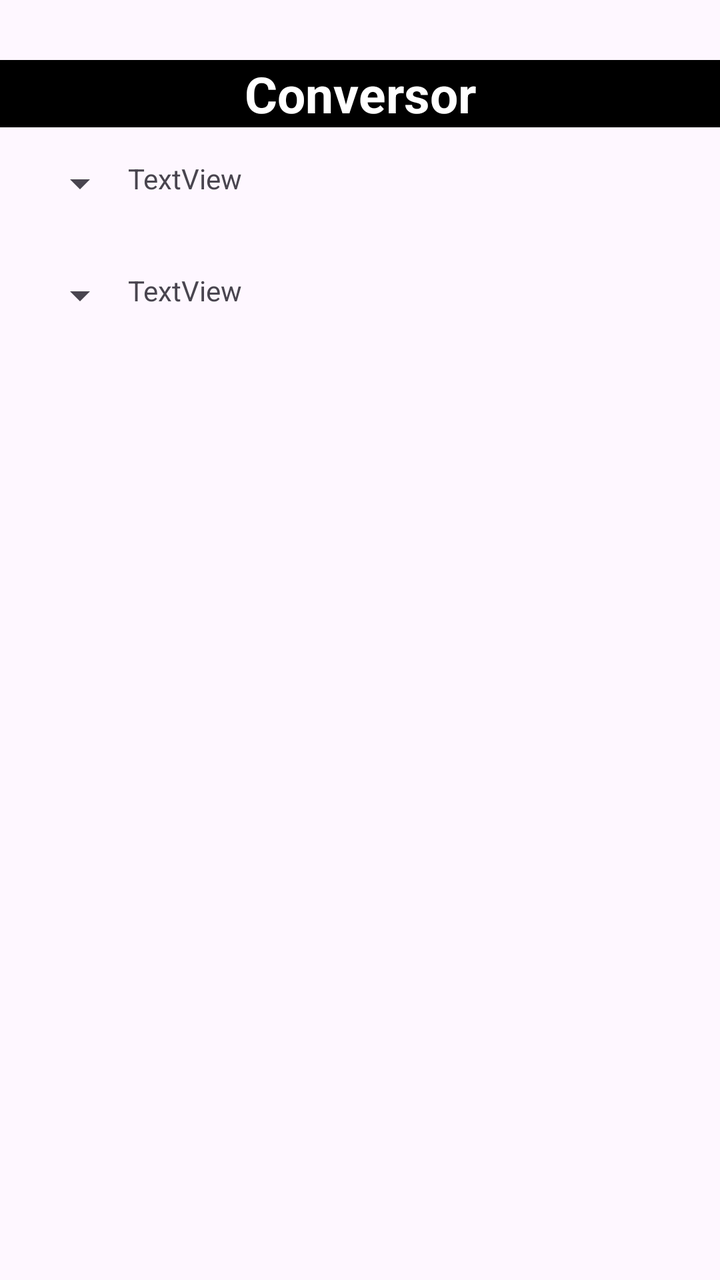
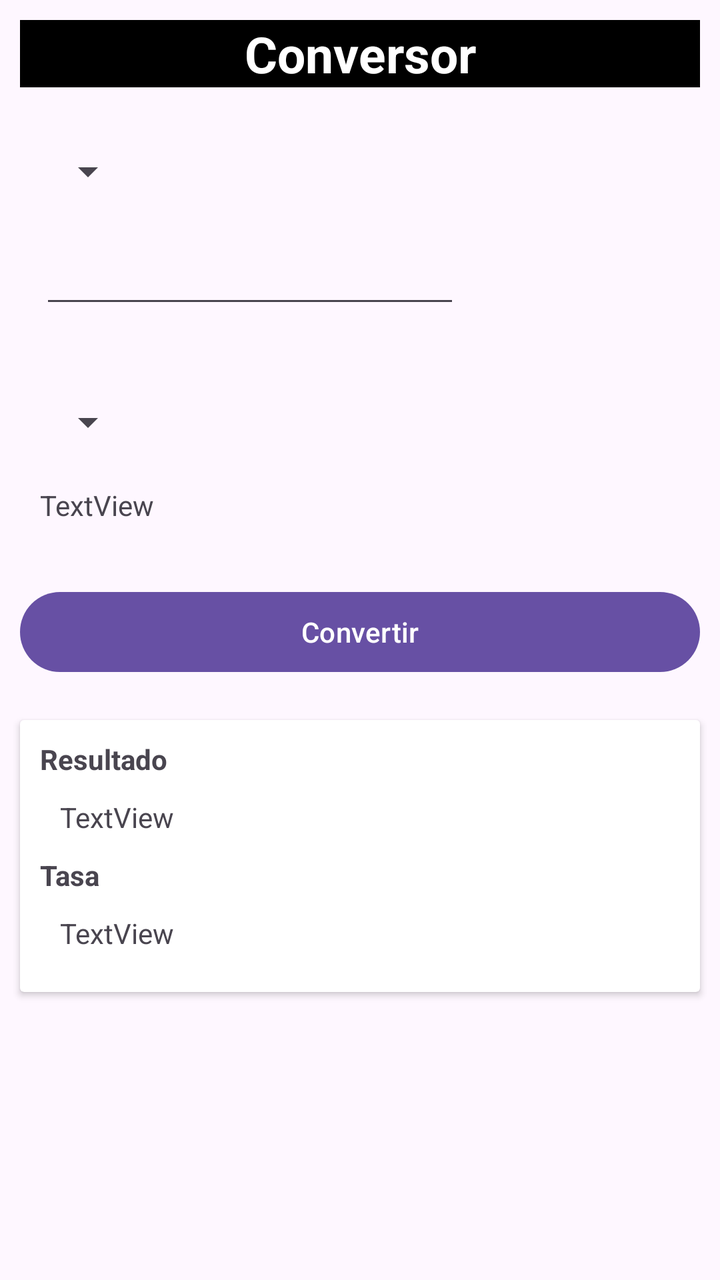

The first picture is an Android layout as it rendered before a commit; the second is the same layout after the commit. The layout source and the unified diff follow.
<!-- AndroidManifest.xml: application theme Theme.ListaConsolas -->
<!-- res/layout/activity_conversor.xml -->
<?xml version="1.0" encoding="utf-8"?>
<LinearLayout xmlns:android="http://schemas.android.com/apk/res/android"
    xmlns:app="http://schemas.android.com/apk/res-auto"
    xmlns:tools="http://schemas.android.com/tools"
    android:id="@+id/main"
    android:layout_width="match_parent"
    android:layout_height="match_parent"
    android:orientation="vertical"
    tools:context=".ConversorActivity" >

    <TextView
        android:id="@+id/textView13"
        android:layout_width="match_parent"
        android:layout_height="wrap_content"
        android:layout_marginTop="30dp"
        android:background="#000000"
        android:fontFamily="sans-serif"
        android:text="Conversor"
        android:textAlignment="center"
        android:textColor="#FFFFFF"
        android:textSize="25sp"
        android:textStyle="bold" />

    <LinearLayout
        android:layout_width="match_parent"
        android:layout_height="wrap_content"
        android:layout_margin="16dp"
        android:orientation="horizontal">

        <Spinner
            android:id="@+id/primeraDivisa"
            android:layout_width="wrap_content"
            android:layout_height="wrap_content" />

        <TextView
            android:id="@+id/txtPrimerNum"
            android:layout_width="match_parent"
            android:layout_height="wrap_content"
            android:text="TextView" />

    </LinearLayout>

    <LinearLayout
        android:layout_width="match_parent"
        android:layout_height="wrap_content"
        android:layout_margin="16dp"
        android:orientation="horizontal">

        <Spinner
            android:id="@+id/segundaDivisa"
            android:layout_width="wrap_content"
            android:layout_height="wrap_content" />

        <TextView
            android:id="@+id/txtSegundoNum"
            android:layout_width="wrap_content"
            android:layout_height="wrap_content"
            android:layout_weight="1"
            android:text="TextView" />
    </LinearLayout>

</LinearLayout>
<!-- resources referenced by this layout -->
<resources>
  <style name="Theme.ListaConsolas" parent="Base.Theme.ListaVideojuegos" />
  <style name="Base.Theme.ListaVideojuegos" parent="Theme.Material3.DayNight.NoActionBar">
          
          
      </style>
</resources>

<!-- the commit's change to res/layout/activity_conversor.xml (unified diff, before → after) -->
@@ -5,13 +5,15 @@
     android:id="@+id/main"
     android:layout_width="match_parent"
     android:layout_height="match_parent"
+    android:layout_margin="10dp"
     android:orientation="vertical"
-    tools:context=".ConversorActivity" >
+    tools:context=".ConversorActivity">
 
     <TextView
-        android:id="@+id/textView13"
+        android:id="@+id/tituloConversor"
         android:layout_width="match_parent"
         android:layout_height="wrap_content"
+        android:layout_margin="10dp"
         android:layout_marginTop="30dp"
         android:background="#000000"
         android:fontFamily="sans-serif"
@@ -24,39 +26,95 @@
     <LinearLayout
         android:layout_width="match_parent"
         android:layout_height="wrap_content"
-        android:layout_margin="16dp"
-        android:orientation="horizontal">
+        android:layout_margin="10dp"
+        android:orientation="vertical">
 
         <Spinner
             android:id="@+id/primeraDivisa"
             android:layout_width="wrap_content"
-            android:layout_height="wrap_content" />
+            android:layout_height="wrap_content"
+            android:layout_margin="10dp" />
 
-        <TextView
+        <EditText
             android:id="@+id/txtPrimerNum"
-            android:layout_width="match_parent"
+            android:layout_width="wrap_content"
             android:layout_height="wrap_content"
-            android:text="TextView" />
+            android:layout_margin="10dp"
+            android:layout_weight="1"
+            android:ems="10"
+            android:inputType="numberDecimal" />
 
     </LinearLayout>
 
     <LinearLayout
         android:layout_width="match_parent"
         android:layout_height="wrap_content"
-        android:layout_margin="16dp"
-        android:orientation="horizontal">
+        android:layout_margin="10dp"
+        android:orientation="vertical">
 
         <Spinner
             android:id="@+id/segundaDivisa"
             android:layout_width="wrap_content"
-            android:layout_height="wrap_content" />
+            android:layout_height="wrap_content"
+            android:layout_margin="10dp" />
 
         <TextView
             android:id="@+id/txtSegundoNum"
             android:layout_width="wrap_content"
             android:layout_height="wrap_content"
+            android:layout_margin="10dp"
             android:layout_weight="1"
             android:text="TextView" />
     </LinearLayout>
 
+    <Button
+        android:id="@+id/btnConvertir"
+        android:layout_width="match_parent"
+        android:layout_height="wrap_content"
+        android:layout_margin="10dp"
+        android:text="Convertir" />
+
+    <androidx.cardview.widget.CardView
+        android:id="@+id/cardResultado"
+        android:layout_width="match_parent"
+        android:layout_height="wrap_content"
+        android:layout_margin="10dp">
+
+        <LinearLayout
+            android:layout_width="match_parent"
+            android:layout_height="match_parent"
+            android:layout_margin="10dp"
+            android:orientation="vertical">
+
+            <TextView
+                android:id="@+id/txtTituloResultado"
+                android:layout_width="match_parent"
+                android:layout_height="wrap_content"
+                android:text="Resultado"
+                android:textStyle="bold" />
+
+            <TextView
+                android:id="@+id/txtResultadoFinal"
+                android:layout_width="match_parent"
+                android:layout_height="wrap_content"
+                android:layout_margin="10dp"
+                android:text="TextView" />
+
+            <TextView
+                android:id="@+id/txtTituloTasa"
+                android:layout_width="match_parent"
+                android:layout_height="wrap_content"
+                android:text="Tasa"
+                android:textStyle="bold" />
+
+            <TextView
+                android:id="@+id/txtTasa"
+                android:layout_width="match_parent"
+                android:layout_height="wrap_content"
+                android:layout_margin="10dp"
+                android:text="TextView" />
+
+        </LinearLayout>
+    </androidx.cardview.widget.CardView>
+
 </LinearLayout>
